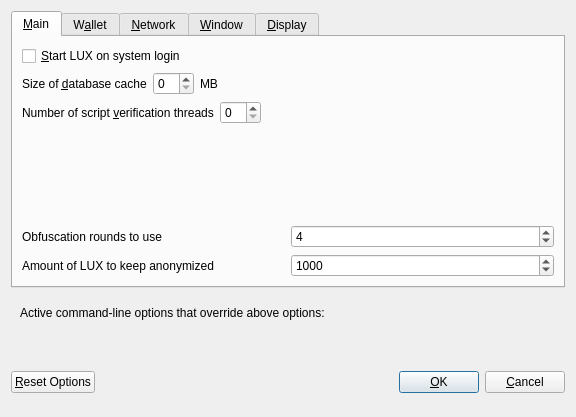
The window that src/qt/forms/optionsdialog.ui (LUX-Core/lux) describes before a commit, drawn with Qt 5.
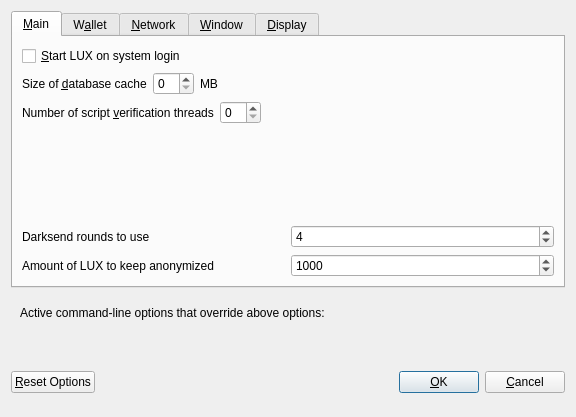
The same window after the commit. Custom widgets are drawn as their Qt base class.

Commit message: Refactoring - obfuscation to darksend for better reveals its purpose

```diff
--- a/src/qt/forms/optionsdialog.ui
+++ b/src/qt/forms/optionsdialog.ui
@@ -138,7 +138,7 @@
             <string>This setting determines the amount of individual masternodes that an input will be anonymized through.&lt;br/&gt;More rounds of anonymization gives a higher degree of privacy, but also costs more in fees.</string>
            </property>
            <property name="text">
-            <string>Obfuscation rounds to use</string>
+            <string>Darksend rounds to use</string>
            </property>
           </widget>
          </item>
```
Left out of the diff: 2 changed lines with no effect on the pictures. The commit also changes 62 other files.
